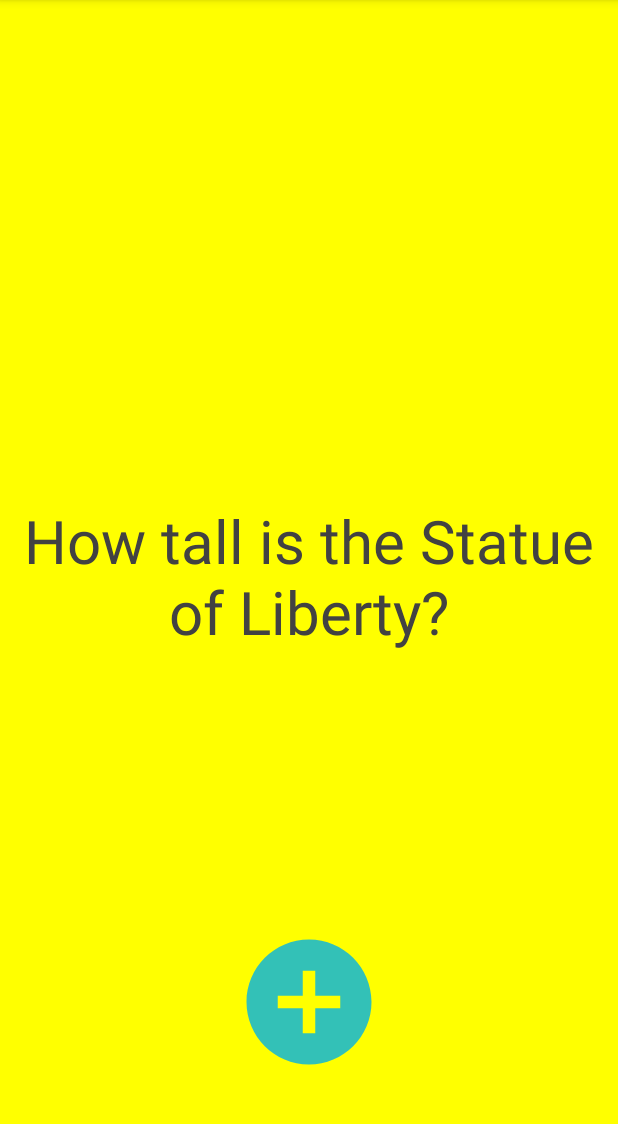
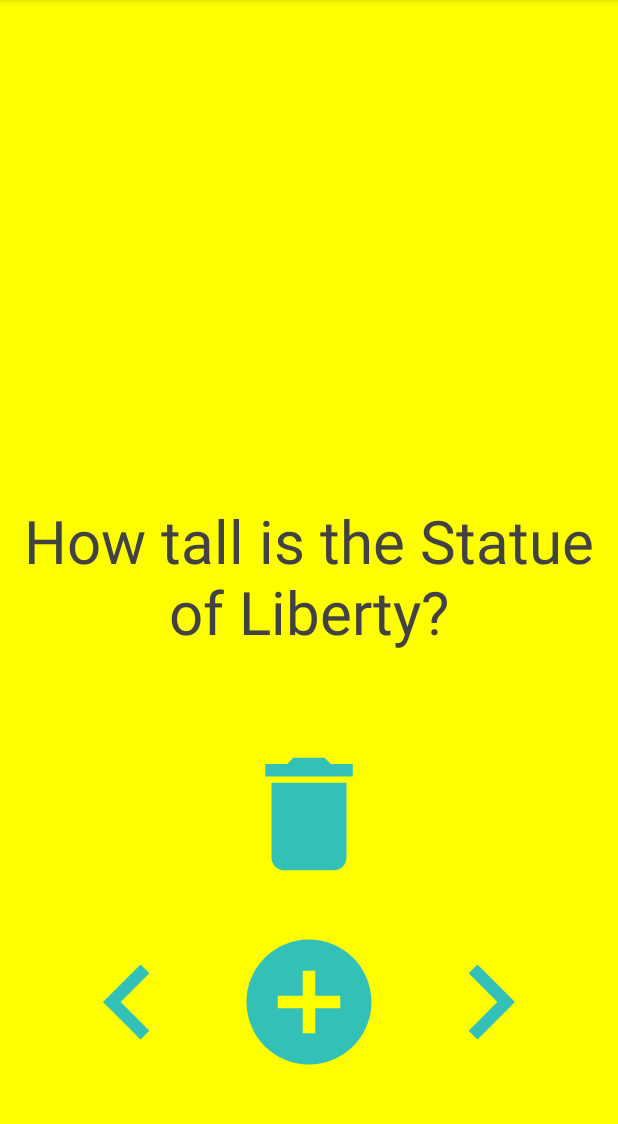
Before and after one commit to Ahu7485/Flashcard-App, an Android app: the screen it shows after launch (MainActivity), on a phone screen of 412 x 824 dp, the part 84-1208 px from its top. Run offline under Robolectric (Android 15) with nearby library versions, the phone set to English and light mode, and no system bars; our stand-ins replace Room's generated code.

Commit message:
added code

```diff
--- a/app/build.gradle
+++ b/app/build.gradle
@@ -38,4 +38,9 @@ dependencies {
     androidTestImplementation 'androidx.test.espresso:espresso-core:3.2.0'
     implementation 'com.android.support:design:27.1.1'
 
+    def room_version = "2.2.6"
+
+    implementation "androidx.room:room-runtime:$room_version"
+    annotationProcessor "androidx.room:room-compiler:$room_version"
+
 }
--- /dev/null
+++ b/app/src/main/java/com/example/flashcard/AppDatabase.java
@@ -0,0 +1,9 @@
+package com.example.flashcard;
+
+import androidx.room.Database;
+import androidx.room.RoomDatabase;
+
+@Database(entities = {Flashcard.class}, version = 3)
+public abstract class AppDatabase extends RoomDatabase {
+    public abstract FlashcardDao flashcardDao();
+}
--- /dev/null
+++ b/app/src/main/java/com/example/flashcard/FlashcardDao.java
@@ -0,0 +1,26 @@
+package com.example.flashcard;
+
+
+import androidx.room.Dao;
+import androidx.room.Delete;
+import androidx.room.Insert;
+import androidx.room.OnConflictStrategy;
+import androidx.room.Query;
+import androidx.room.Update;
+
+import java.util.List;
+
+@Dao
+public interface FlashcardDao {
+    @Query("SELECT * FROM flashcard")
+    List<Flashcard> getAll();
+
+    @Insert
+    void insertAll(Flashcard... flashcards);
+
+    @Delete
+    void delete(Flashcard flashcard);
+
+    @Update(onConflict = OnConflictStrategy.REPLACE)
+    void update(Flashcard flashcard);
+}
--- /dev/null
+++ b/app/src/main/java/com/example/flashcard/FlashcardDatabase.java
@@ -0,0 +1,52 @@
+package com.example.flashcard;
+
+import android.content.Context;
+
+import androidx.room.Room;
+
+import java.util.List;
+
+public class FlashcardDatabase {
+    private final AppDatabase db;
+
+    FlashcardDatabase(Context context) {
+        db = Room.databaseBuilder(context.getApplicationContext(),
+                AppDatabase.class, "flashcard-database")
+                .allowMainThreadQueries()
+                .fallbackToDestructiveMigration()
+                .build();
+    }
+
+    public void initFirstCard() {
+        if (db.flashcardDao().getAll().isEmpty()) {
+            insertCard(new Flashcard("Who is the 44th President of the United States", "Barack Obama"));
+        }
+    }
+
+    public List<Flashcard> getAllCards() {
+        return db.flashcardDao().getAll();
+    }
+
+    public void insertCard(Flashcard flashcard) {
+        db.flashcardDao().insertAll(flashcard);
+    }
+
+    public void deleteCard(String flashcardQuestion) {
+        List<Flashcard> allCards = db.flashcardDao().getAll();
+        for (Flashcard f : allCards) {
+            if (f.getQuestion().equals(flashcardQuestion)) {
+                db.flashcardDao().delete(f);
+            }
+        }
+    }
+
+    public void updateCard(Flashcard flashcard) {
+        db.flashcardDao().update(flashcard);
+    }
+
+    public void deleteAll() {
+        for (Flashcard f : db.flashcardDao().getAll()) {
+            db.flashcardDao().delete(f);
+        }
+    }
+}
--- /dev/null
+++ b/app/src/main/res/drawable-anydpi/cl_delete_button.xml
@@ -0,0 +1,11 @@
+<vector xmlns:android="http://schemas.android.com/apk/res/android"
+    android:width="24dp"
+    android:height="24dp"
+    android:viewportWidth="24"
+    android:viewportHeight="24"
+    android:tint="#00B2E5"
+    android:alpha="0.8">
+  <path
+      android:fillColor="@android:color/white"
+      android:pathData="M6,19c0,1.1 0.9,2 2,2h8c1.1,0 2,-0.9 2,-2V7H6v12zM19,4h-3.5l-1,-1h-5l-1,1H5v2h14V4z"/>
+</vector>
--- a/app/src/main/res/layout/activity_main.xml
+++ b/app/src/main/res/layout/activity_main.xml
@@ -42,5 +42,35 @@
         android:scaleType="fitXY"
         app:srcCompat="@drawable/ic_action_name" />
 
+    <ImageView
+        android:id="@+id/left_button"
+        android:layout_width="100dp"
+        android:layout_height="100dp"
+        android:layout_alignParentBottom="true"
+        android:layout_alignParentLeft="true"
+        android:layout_marginVertical="50dp"
+        android:layout_marginLeft="35dp"
+        app:srcCompat="@drawable/ic_left_button"
+        />
+
+    <ImageView
+        android:id="@+id/right_button"
+        android:layout_width="100dp"
+        android:layout_height="100dp"
+        android:layout_alignParentBottom="true"
+        android:layout_marginVertical="50dp"
+        android:layout_alignParentRight="true"
+        android:layout_marginRight="35dp"
+        app:srcCompat="@drawable/ic_right_button" />
+
+    <ImageView
+        android:id="@+id/delete_button"
+        android:layout_width="100dp"
+        android:layout_height="100dp"
+        android:layout_centerHorizontal="true"
+        android:layout_alignParentBottom="true"
+        android:layout_marginBottom="175dp"
+        app:srcCompat="@drawable/cl_delete_button" />
+
 
 </RelativeLayout>
```
Also changed, not shown: app/src/main/java/com/example/flashcard/Flashcard.java (added, +96 -0 lines), app/src/main/java/com/example/flashcard/MainActivity.java (+74 -1 lines), app/src/main/res/drawable-hdpi/cl_delete_button.png (added), app/src/main/res/drawable-mdpi/cl_delete_button.png (added), app/src/main/res/drawable-xhdpi/cl_delete_button.png (added), app/src/main/res/drawable-xxhdpi/cl_delete_button.png (added).
